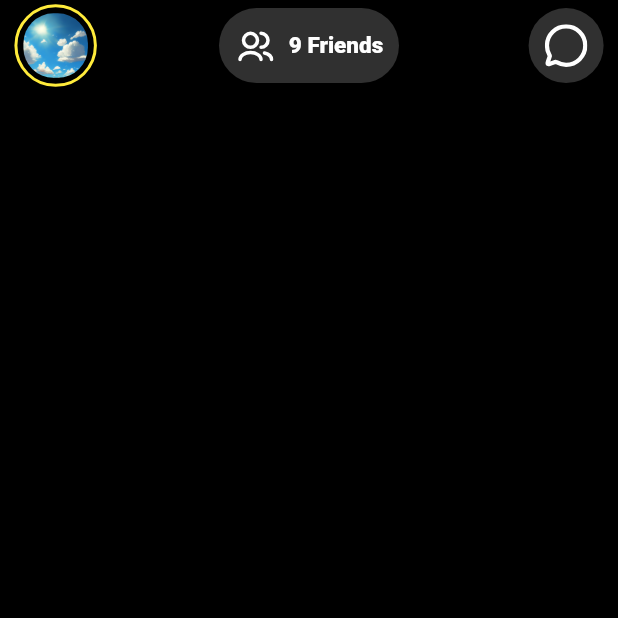
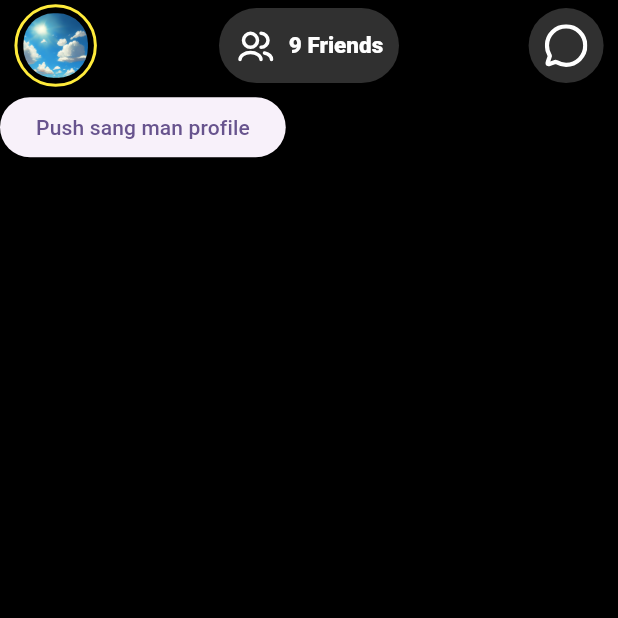
Before and after one commit to khanhhehehe/perfect_project, a Flutter app: the screen it shows after launch, on a phone screen of 412 x 824 dp, the top half of it. Run offline on Flutter 3.47's test engine with Material 3 defaults, Android fonts, the phone set to English and light mode, and no system bars; our stand-ins replace bloc, camera, copy_with_extension, equatable, firebase_core, flutter_bloc and 4 more; accounts and stored records are empty.

Commit message:
demo_push_page

```diff
--- a/lib/common/configs/routers/pages.dart
+++ b/lib/common/configs/routers/pages.dart
@@ -1,3 +1,4 @@
 class Pages {
   static const String home = '/';
+  static const String profile = '/profile';
 }
--- a/lib/common/configs/routers/router.dart
+++ b/lib/common/configs/routers/router.dart
@@ -4,6 +4,7 @@ import 'package:camera_flutter/common/configs/routers/pages.dart';
 import 'package:camera_flutter/gen/assets.gen.dart';
 import 'package:camera_flutter/main.dart';
 import 'package:camera_flutter/presentation/pages/error/error.page.dart';
+import 'package:camera_flutter/presentation/pages/profile/profile.page.dart';
 import 'package:go_router/go_router.dart';
 import 'package:injectable/injectable.dart';
 
@@ -26,5 +27,6 @@ class AppRouters {
 
   static List<GoRoute> routerPages = {
     Pages.home: homePageRoute,
+    Pages.profile: profilePageRoute,
   }.entries.map((entry) => entry.value).toList();
 }
--- a/lib/main.dart
+++ b/lib/main.dart
@@ -3,7 +3,7 @@ import 'package:camera_flutter/common/configs/locators.dart';
 import 'package:camera_flutter/common/configs/routers/pages.dart';
 import 'package:camera_flutter/common/configs/routers/router.dart';
 import 'package:camera_flutter/gen/assets.gen.dart';
-import 'package:camera_flutter/gen/dimens.dart';
+import 'package:camera_flutter/common/utils/dimens.dart';
 import 'package:camera_flutter/localizations/app_localizations.dart';
 import 'package:camera_flutter/presentation/bloc/language/language_cubit.dart';
 import 'package:camera_flutter/presentation/bloc/language/language_state.dart';
--- a/lib/presentation/pages/home/home.page.dart
+++ b/lib/presentation/pages/home/home.page.dart
@@ -1,7 +1,10 @@
 import 'package:camera/camera.dart';
+import 'package:camera_flutter/common/configs/locators.dart';
+import 'package:camera_flutter/common/configs/routers/navigation.dart';
+import 'package:camera_flutter/common/configs/routers/pages.dart';
 import 'package:camera_flutter/common/utils/spacing_unit.dart';
 import 'package:camera_flutter/gen/assets.gen.dart';
-import 'package:camera_flutter/gen/dimens.dart';
+import 'package:camera_flutter/common/utils/dimens.dart';
 import 'package:camera_flutter/presentation/pages/home/widgets/preview_camera.dart';
 import 'package:camera_flutter/presentation/pages/main.page.dart';
 import 'package:camera_flutter/presentation/widgets/avatar/circle_avatar.dart';
@@ -13,7 +16,11 @@ class HomePage extends StatefulWidget {
   final VoidCallback? onTapProfile;
   final CameraController controller;
 
-  const HomePage({super.key, required this.controller,  this.onTapMessage, this.onTapProfile});
+  const HomePage(
+      {super.key,
+      required this.controller,
+      this.onTapMessage,
+      this.onTapProfile});
 
   @override
   State<HomePage> createState() => _HomePageState();
@@ -55,7 +62,6 @@ class _HomePageState extends State<HomePage> {
                   TempWidget(color: Colors.blueGrey),
                   TempWidget(color: Colors.yellow),
                   TempWidget(color: Colors.orange),
-
                 ])
               ],
             ),
@@ -67,6 +73,7 @@ class _HomePageState extends State<HomePage> {
       ),
     );
   }
+
   Widget _verticalPageView(List<Widget> child) {
     return PageView.builder(
       onPageChanged: (index) {},
@@ -105,9 +112,10 @@ class _HomePageState extends State<HomePage> {
   // const Spacer(),
   // ],
   // )
-  Padding _appBar()=>Padding(
+  Padding _appBar() => Padding(
         padding: const EdgeInsets.symmetric(
-        horizontal: Dimens.horizontalPadding * 0.8,vertical: Dimens.verticalPadding*0.2),
+            horizontal: Dimens.horizontalPadding * 0.8,
+            vertical: Dimens.verticalPadding * 0.2),
         child: AppBar(
           leadingWidth: 55,
           backgroundColor: Colors.transparent,
@@ -120,13 +128,12 @@ class _HomePageState extends State<HomePage> {
             ),
           ),
           title: GestureDetector(
-        onTap: ()=>_showBottomSheet(context),
+            onTap: () => _showBottomSheet(context),
             child: Container(
               width: 120,
               height: 50,
               decoration: BoxDecoration(
-              borderRadius:
-              BorderRadius.circular(Dimens.borderRadius * 40),
+                  borderRadius: BorderRadius.circular(Dimens.borderRadius * 40),
                   color: Colors.grey.withOpacity(0.3)),
               child: Row(
                 mainAxisAlignment: MainAxisAlignment.center,
@@ -159,10 +166,11 @@ class _HomePageState extends State<HomePage> {
               child: Container(
                 width: 50,
                 height: 50,
-            padding: const EdgeInsets.all(Dimens.verticalPadding*0.9),
+                padding: const EdgeInsets.all(Dimens.verticalPadding * 0.9),
                 decoration: BoxDecoration(
-                borderRadius: BorderRadius.circular(Dimens.borderRadius*5),
-                color: Colors.grey.withOpacity(0.3)                    ),
+                    borderRadius:
+                        BorderRadius.circular(Dimens.borderRadius * 5),
+                    color: Colors.grey.withOpacity(0.3)),
                 child: SvgPicture.asset(
                   Assets.images.iconChat,
                   color: Colors.white,
@@ -176,7 +184,7 @@ class _HomePageState extends State<HomePage> {
       );
 
   _showBottomSheet(BuildContext context) {
-    double bottomSheetHeight = Dimens.screenHeight*0.9;
+    double bottomSheetHeight = Dimens.screenHeight * 0.9;
 
     return showModalBottomSheet(
       context: context,
@@ -203,9 +211,8 @@ class _HomePageState extends State<HomePage> {
       },
     );
   }
+}
 
-
-}
 class TempWidget extends StatelessWidget {
   final Color color;
 
@@ -215,6 +222,11 @@ class TempWidget extends StatelessWidget {
   Widget build(BuildContext context) {
     return Scaffold(
       backgroundColor: color,
+      body: ElevatedButton(
+          onPressed: () {
+            getIt<AppNavigation>().push(page: Pages.profile);
+          },
+          child: const Text('Push sang man profile')),
     );
   }
 }
--- a/lib/presentation/pages/message/message.page.dart
+++ b/lib/presentation/pages/message/message.page.dart
@@ -1,4 +1,4 @@
-import 'package:camera_flutter/gen/dimens.dart';
+import 'package:camera_flutter/common/utils/dimens.dart';
 import 'package:camera_flutter/localizations/app_localizations.dart';
 import 'package:camera_flutter/presentation/pages/message/widgets/item_message.dart';
 import 'package:flutter/material.dart';
--- a/lib/presentation/pages/message/widgets/item_message.dart
+++ b/lib/presentation/pages/message/widgets/item_message.dart
@@ -1,4 +1,4 @@
-import 'package:camera_flutter/gen/dimens.dart';
+import 'package:camera_flutter/common/utils/dimens.dart';
 import 'package:camera_flutter/presentation/widgets/avatar/circle_avatar.dart';
 import 'package:flutter/cupertino.dart';
 import 'package:flutter/material.dart';
--- a/lib/presentation/pages/profile/profile.page.dart
+++ b/lib/presentation/pages/profile/profile.page.dart
@@ -1,7 +1,12 @@
-import 'package:camera_flutter/gen/dimens.dart';
+import 'package:camera_flutter/common/configs/routers/pages.dart';
+import 'package:camera_flutter/common/utils/dimens.dart';
 import 'package:flutter/cupertino.dart';
 import 'package:flutter/material.dart';
+import 'package:go_router/go_router.dart';
 
+final profilePageRoute = GoRoute(
+    path: Pages.profile,
+    builder: (context, GoRouterState state) => const ProfilePage());
 class ProfilePage extends StatefulWidget {
   final VoidCallback? onBack;
 
```
Also changed, not shown: lib/common/utils/dimens.dart (renamed from lib/gen/dimens.dart), pubspec.lock. Lines whose indentation alone changed are shown as unchanged.
